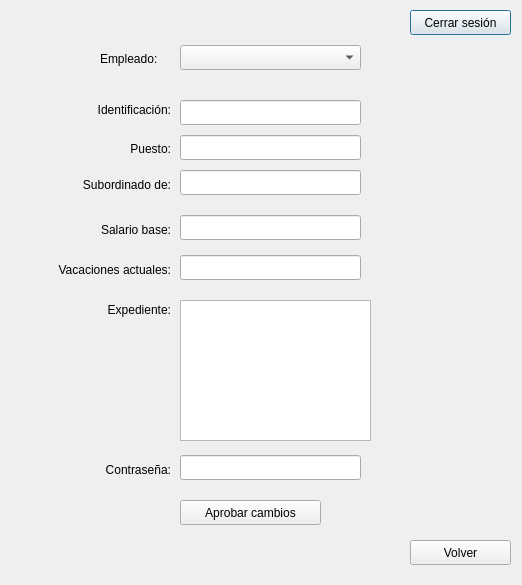
Before: the Qt Designer form Interfaz/modify_user.ui in Los-Pollitos/PI-Redes-Sistemas-Operativos, drawn with Qt 5.
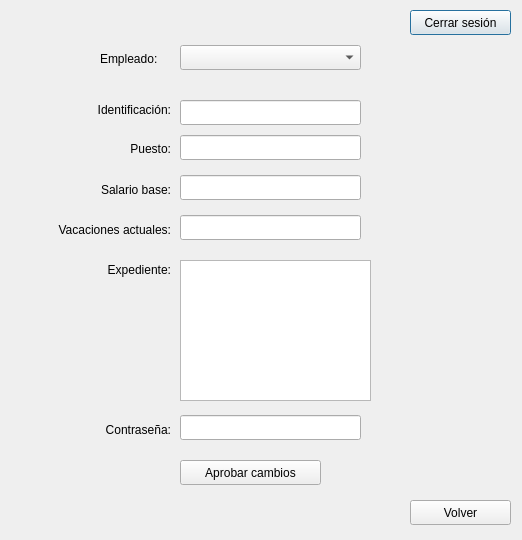
After: the same form once the commit is applied.

```diff
--- a/Interfaz/modify_user.ui
+++ b/Interfaz/modify_user.ui
@@ -7,7 +7,7 @@
     <x>0</x>
     <y>0</y>
     <width>522</width>
-    <height>585</height>
+    <height>540</height>
    </rect>
   </property>
   <property name="windowTitle">
@@ -30,7 +30,7 @@
    <property name="geometry">
     <rect>
      <x>410</x>
-     <y>540</y>
+     <y>500</y>
      <width>101</width>
      <height>25</height>
     </rect>
@@ -66,7 +66,7 @@
    <property name="geometry">
     <rect>
      <x>180</x>
-     <y>215</y>
+     <y>175</y>
      <width>181</width>
      <height>25</height>
     </rect>
@@ -76,7 +76,7 @@
    <property name="geometry">
     <rect>
      <x>50</x>
-     <y>220</y>
+     <y>180</y>
      <width>121</width>
      <height>20</height>
     </rect>
@@ -134,7 +134,7 @@
    <property name="geometry">
     <rect>
      <x>180</x>
-     <y>255</y>
+     <y>215</y>
      <width>181</width>
      <height>25</height>
     </rect>
@@ -147,7 +147,7 @@
    <property name="geometry">
     <rect>
      <x>30</x>
-     <y>260</y>
+     <y>220</y>
      <width>141</width>
      <height>20</height>
     </rect>
@@ -159,37 +159,11 @@
     <set>Qt::AlignRight|Qt::AlignTrailing|Qt::AlignVCenter</set>
    </property>
   </widget>
-  <widget class="QLabel" name="label_7">
-   <property name="geometry">
-    <rect>
-     <x>50</x>
-     <y>175</y>
-     <width>121</width>
-     <height>20</height>
-    </rect>
-   </property>
-   <property name="text">
-    <string>Subordinado de:</string>
-   </property>
-   <property name="alignment">
-    <set>Qt::AlignRight|Qt::AlignTrailing|Qt::AlignVCenter</set>
-   </property>
-  </widget>
-  <widget class="QLineEdit" name="employee_subordinate">
-   <property name="geometry">
-    <rect>
-     <x>180</x>
-     <y>170</y>
-     <width>181</width>
-     <height>25</height>
-    </rect>
-   </property>
-  </widget>
   <widget class="QLineEdit" name="password">
    <property name="geometry">
     <rect>
      <x>180</x>
-     <y>455</y>
+     <y>415</y>
      <width>181</width>
      <height>25</height>
     </rect>
@@ -205,7 +179,7 @@
    <property name="geometry">
     <rect>
      <x>50</x>
-     <y>460</y>
+     <y>420</y>
      <width>121</width>
      <height>20</height>
     </rect>
@@ -221,7 +195,7 @@
    <property name="geometry">
     <rect>
      <x>180</x>
-     <y>500</y>
+     <y>460</y>
      <width>141</width>
      <height>25</height>
     </rect>
@@ -244,7 +218,7 @@
    <property name="geometry">
     <rect>
      <x>30</x>
-     <y>300</y>
+     <y>260</y>
      <width>141</width>
      <height>20</height>
     </rect>
@@ -260,7 +234,7 @@
    <property name="geometry">
     <rect>
      <x>180</x>
-     <y>300</y>
+     <y>260</y>
      <width>191</width>
      <height>141</height>
     </rect>
```
